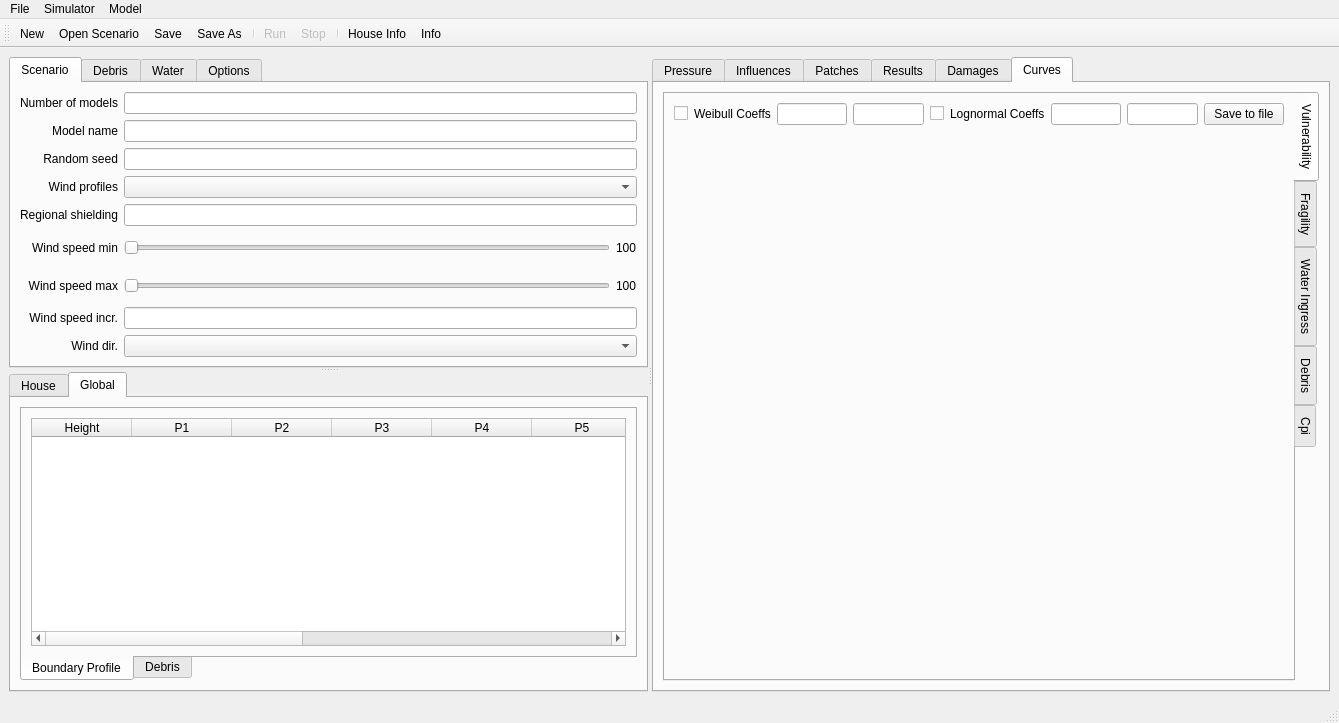
The window that vaws/gui/ui/main.ui (GeoscienceAustralia/vaws) describes before a commit, drawn with Qt 5.
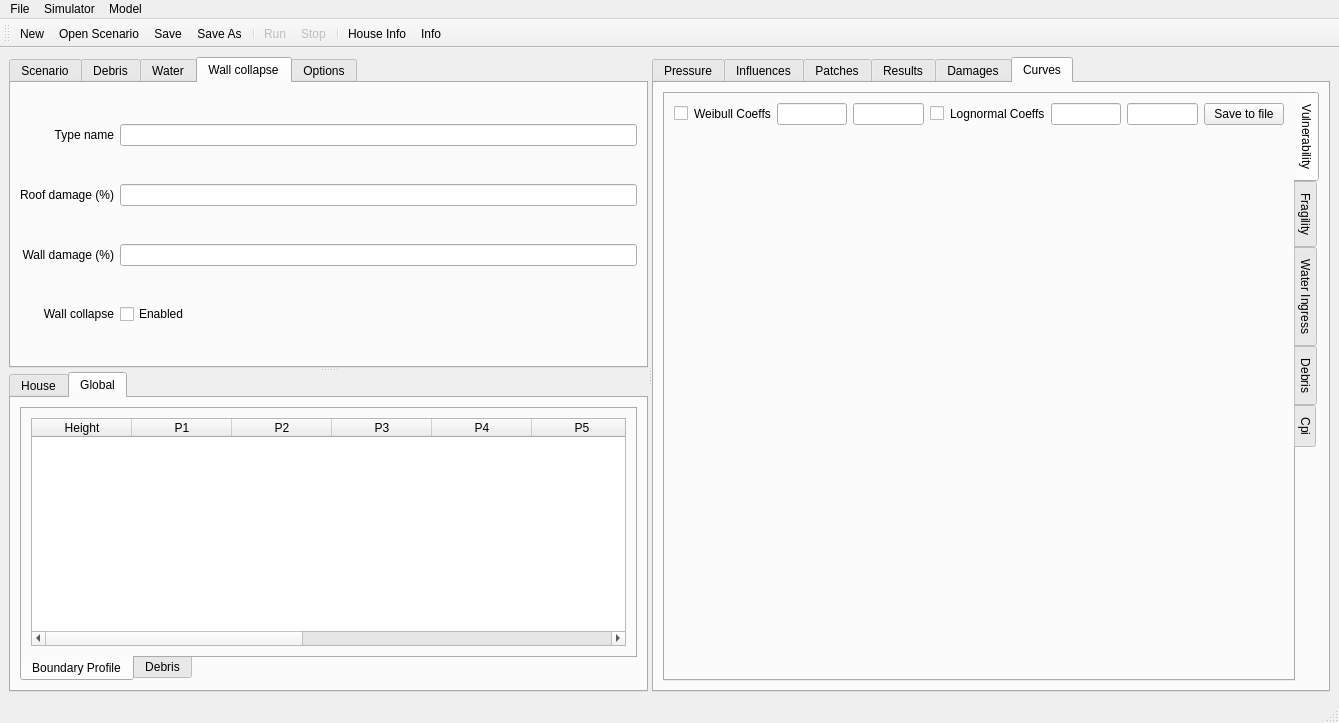
The same window after the commit. The open tabs and pages were chosen to show the change. Icons and pictures are not drawn. Custom widgets are drawn as their Qt base class.

Commit message: add wall_collapse panel in GUI

```diff
--- a/vaws/gui/ui/main.ui
+++ b/vaws/gui/ui/main.ui
@@ -749,6 +749,118 @@
             </property>
            </widget>
           </item>
+          <item row="4" column="1">
+           <widget class="QLineEdit" name="waterSpeed1"/>
+          </item>
+          <item row="2" column="1">
+           <widget class="QLineEdit" name="waterThresholds"/>
+          </item>
+          <item row="3" column="1">
+           <widget class="QLineEdit" name="waterSpeed0"/>
+          </item>
+         </layout>
+        </widget>
+        <widget class="QWidget" name="wall_tab">
+         <attribute name="title">
+          <string>Wall collapse</string>
+         </attribute>
+         <layout class="QGridLayout" name="gridLayout_7">
+          <item row="4" column="0">
+           <widget class="QLabel" name="label_42">
+            <property name="sizePolicy">
+             <sizepolicy hsizetype="Preferred" vsizetype="Fixed">
+              <horstretch>0</horstretch>
+              <verstretch>0</verstretch>
+             </sizepolicy>
+            </property>
+            <property name="text">
+             <string>Wall damage (%)</string>
+            </property>
+            <property name="alignment">
+             <set>Qt::AlignRight|Qt::AlignTrailing|Qt::AlignVCenter</set>
+            </property>
+           </widget>
+          </item>
+          <item row="2" column="1">
+           <widget class="QLineEdit" name="typeName"/>
+          </item>
+          <item row="4" column="1">
+           <widget class="QLineEdit" name="wallDamage"/>
+          </item>
+          <item row="2" column="0">
+           <widget class="QLabel" name="label_39">
+            <property name="sizePolicy">
+             <sizepolicy hsizetype="Preferred" vsizetype="Fixed">
+              <horstretch>0</horstretch>
+              <verstretch>0</verstretch>
+             </sizepolicy>
+            </property>
+            <property name="text">
+             <string>Type name</string>
+            </property>
+            <property name="alignment">
+             <set>Qt::AlignRight|Qt::AlignTrailing|Qt::AlignVCenter</set>
+            </property>
+           </widget>
+          </item>
+          <item row="3" column="0">
+           <widget class="QLabel" name="label_34">
+            <property name="sizePolicy">
+             <sizepolicy hsizetype="Preferred" vsizetype="Fixed">
+              <horstretch>0</horstretch>
+              <verstretch>0</verstretch>
+             </sizepolicy>
+            </property>
+            <property name="text">
+             <string>Roof damage (%)</string>
+            </property>
+            <property name="alignment">
+             <set>Qt::AlignRight|Qt::AlignTrailing|Qt::AlignVCenter</set>
+            </property>
+           </widget>
+          </item>
+          <item row="5" column="0">
+           <widget class="QLabel" name="label_36">
+            <property name="sizePolicy">
+             <sizepolicy hsizetype="Preferred" vsizetype="Fixed">
+              <horstretch>0</horstretch>
+              <verstretch>0</verstretch>
+             </sizepolicy>
+            </property>
+            <property name="text">
+             <string>Wall collapse</string>
+            </property>
+            <property name="alignment">
+             <set>Qt::AlignRight|Qt::AlignTrailing|Qt::AlignVCenter</set>
+            </property>
+           </widget>
+          </item>
+          <item row="3" column="1">
+           <widget class="QLineEdit" name="roofDamage"/>
+          </item>
+          <item row="5" column="1">
+           <layout class="QHBoxLayout" name="horizontalLayout_261">
+            <property name="sizeConstraint">
+             <enum>QLayout::SetMinimumSize</enum>
+            </property>
+            <item>
+             <widget class="QCheckBox" name="wallCollapseEnabled">
+              <property name="sizePolicy">
+               <sizepolicy hsizetype="Minimum" vsizetype="Minimum">
+                <horstretch>0</horstretch>
+                <verstretch>0</verstretch>
+               </sizepolicy>
+              </property>
+              <property name="layoutDirection">
+               <enum>Qt::LeftToRight</enum>
+              </property>
+              <property name="text">
+               <string>Enabled</string>
+              </property>
+             </widget>
+            </item>
+           </layout>
+          </item>
          </layout>
         </widget>
         <widget class="QWidget" name="options_tab">
```
Left out of the diff: 247 changed lines with no effect on the pictures. The commit also changes 57 other files.
